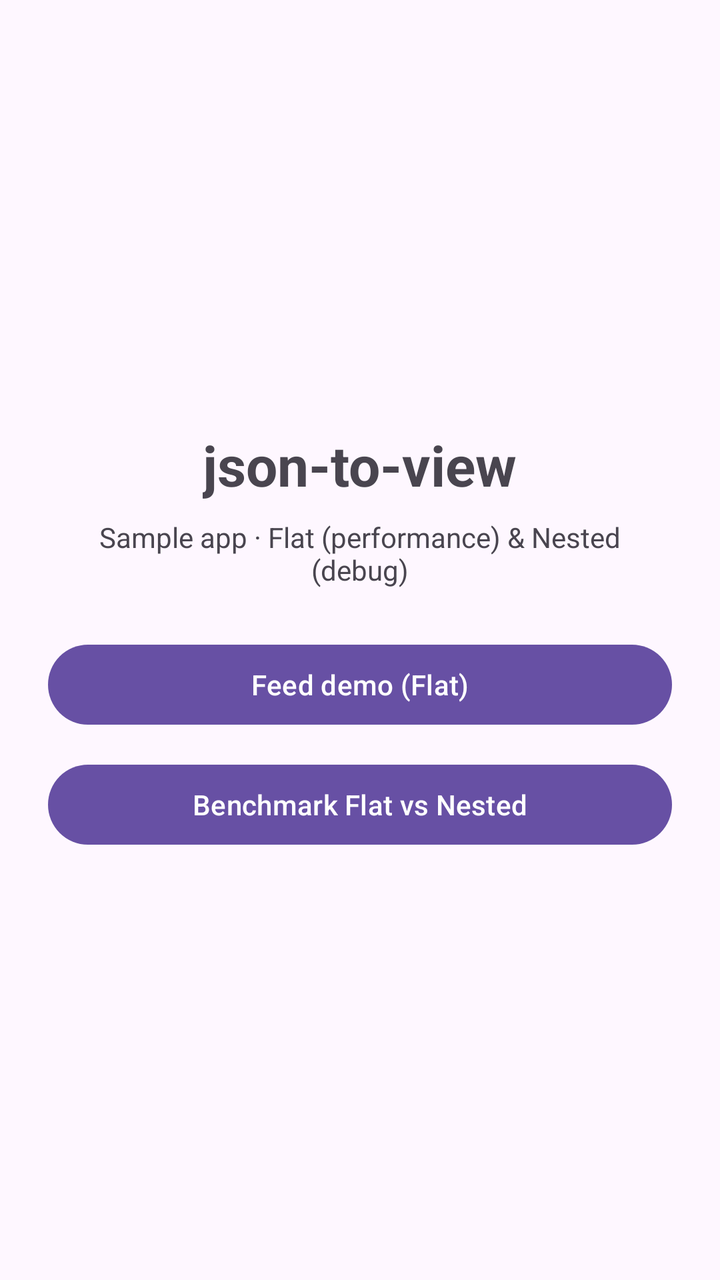
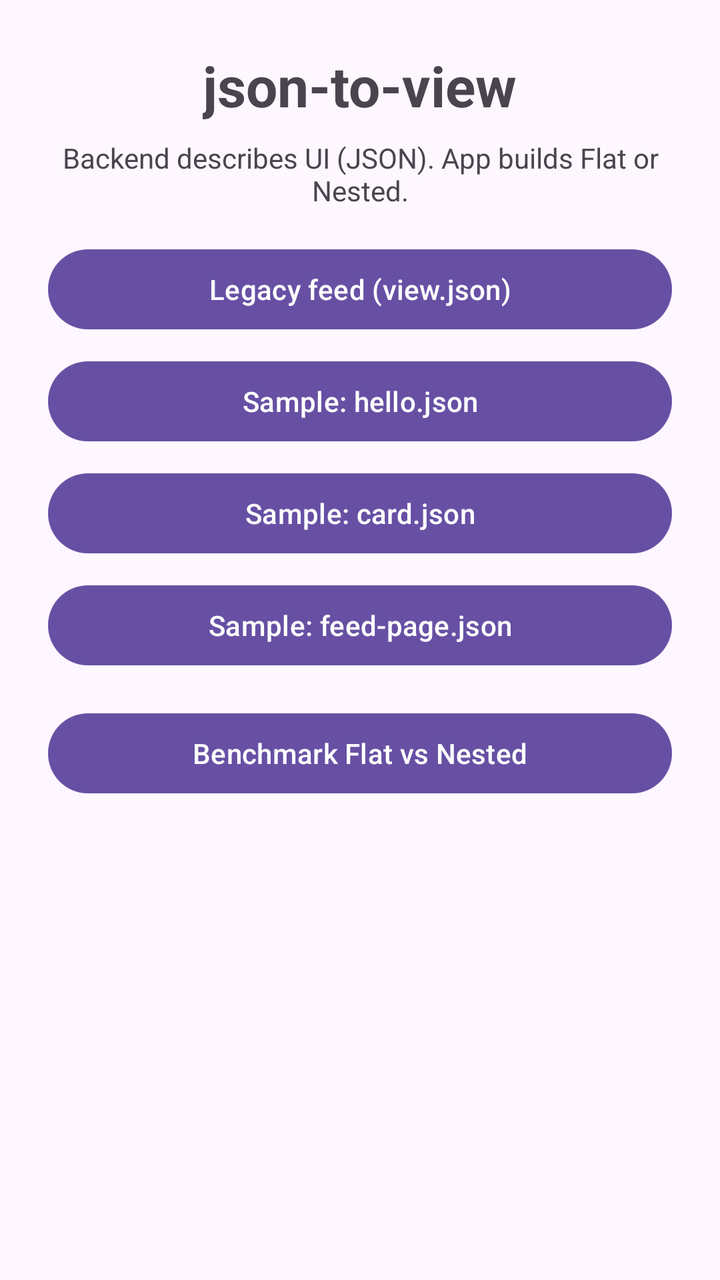

Before-and-after screenshots of an Android layout around one commit, followed by the original layout XML and the change that was made.
<!-- AndroidManifest.xml: application theme Theme.JsonToView -->
<!-- res/layout/activity_launcher.xml -->
<?xml version="1.0" encoding="utf-8"?>
<LinearLayout xmlns:android="http://schemas.android.com/apk/res/android"
    android:layout_width="match_parent"
    android:layout_height="match_parent"
    android:gravity="center"
    android:orientation="vertical"
    android:padding="24dp">

    <TextView
        android:layout_width="wrap_content"
        android:layout_height="wrap_content"
        android:text="@string/launcher_title"
        android:textSize="28sp"
        android:textStyle="bold" />

    <TextView
        android:layout_width="match_parent"
        android:layout_height="wrap_content"
        android:layout_marginTop="8dp"
        android:layout_marginBottom="24dp"
        android:gravity="center"
        android:text="@string/launcher_subtitle"
        android:textSize="14sp" />

    <Button
        android:id="@+id/feedButton"
        android:layout_width="match_parent"
        android:layout_height="wrap_content"
        android:text="@string/feed_demo" />

    <Button
        android:id="@+id/benchmarkButton"
        android:layout_width="match_parent"
        android:layout_height="wrap_content"
        android:layout_marginTop="12dp"
        android:text="@string/benchmark" />
</LinearLayout>
<!-- resources referenced by this layout -->
<resources>
  <string name="benchmark">Benchmark Flat vs Nested</string>
  <string name="feed_demo">Feed demo (Flat)</string>
  <string name="launcher_subtitle">Sample app · Flat (performance) &amp; Nested (debug)</string>
  <string name="launcher_title">json-to-view</string>
  <style name="Theme.JsonToView" parent="Base.Theme.JsonToView" />
  <style name="Base.Theme.JsonToView" parent="Theme.Material3.DayNight.NoActionBar">
          
          
      </style>
</resources>

<!-- the commit's change to res/layout/activity_launcher.xml (unified diff, before → after) -->
@@ -1,37 +1,64 @@
 <?xml version="1.0" encoding="utf-8"?>
-<LinearLayout xmlns:android="http://schemas.android.com/apk/res/android"
+<ScrollView xmlns:android="http://schemas.android.com/apk/res/android"
     android:layout_width="match_parent"
     android:layout_height="match_parent"
-    android:gravity="center"
-    android:orientation="vertical"
-    android:padding="24dp">
+    android:fillViewport="true">
 
-    <TextView
-        android:layout_width="wrap_content"
-        android:layout_height="wrap_content"
-        android:text="@string/launcher_title"
-        android:textSize="28sp"
-        android:textStyle="bold" />
-
-    <TextView
+    <LinearLayout
         android:layout_width="match_parent"
         android:layout_height="wrap_content"
-        android:layout_marginTop="8dp"
-        android:layout_marginBottom="24dp"
-        android:gravity="center"
-        android:text="@string/launcher_subtitle"
-        android:textSize="14sp" />
+        android:gravity="center_horizontal"
+        android:orientation="vertical"
+        android:padding="24dp">
 
-    <Button
-        android:id="@+id/feedButton"
-        android:layout_width="match_parent"
-        android:layout_height="wrap_content"
-        android:text="@string/feed_demo" />
+        <TextView
+            android:layout_width="wrap_content"
+            android:layout_height="wrap_content"
+            android:text="@string/launcher_title"
+            android:textSize="28sp"
+            android:textStyle="bold" />
 
-    <Button
-        android:id="@+id/benchmarkButton"
-        android:layout_width="match_parent"
-        android:layout_height="wrap_content"
-        android:layout_marginTop="12dp"
-        android:text="@string/benchmark" />
-</LinearLayout>
+        <TextView
+            android:layout_width="match_parent"
+            android:layout_height="wrap_content"
+            android:layout_marginTop="8dp"
+            android:layout_marginBottom="16dp"
+            android:gravity="center"
+            android:text="@string/launcher_subtitle"
+            android:textSize="14sp" />
+
+        <Button
+            android:id="@+id/feedButton"
+            android:layout_width="match_parent"
+            android:layout_height="wrap_content"
+            android:text="@string/feed_demo" />
+
+        <Button
+            android:id="@+id/sampleHelloButton"
+            android:layout_width="match_parent"
+            android:layout_height="wrap_content"
+            android:layout_marginTop="8dp"
+            android:text="@string/sample_hello" />
+
+        <Button
+            android:id="@+id/sampleCardButton"
+            android:layout_width="match_parent"
+            android:layout_height="wrap_content"
+            android:layout_marginTop="8dp"
+            android:text="@string/sample_card" />
+
+        <Button
+            android:id="@+id/sampleFeedButton"
+            android:layout_width="match_parent"
+            android:layout_height="wrap_content"
+            android:layout_marginTop="8dp"
+            android:text="@string/sample_feed_page" />
+
+        <Button
+            android:id="@+id/benchmarkButton"
+            android:layout_width="match_parent"
+            android:layout_height="wrap_content"
+            android:layout_marginTop="16dp"
+            android:text="@string/benchmark" />
+    </LinearLayout>
+</ScrollView>
<!-- resource entries referenced after the edit -->
@@ -1,9 +1,12 @@
 <!-- resources referenced by this layout -->
 <resources>
   <string name="benchmark">Benchmark Flat vs Nested</string>
-  <string name="feed_demo">Feed demo (Flat)</string>
-  <string name="launcher_subtitle">Sample app · Flat (performance) &amp; Nested (debug)</string>
+  <string name="feed_demo">Legacy feed (view.json)</string>
+  <string name="launcher_subtitle">Backend describes UI (JSON). App builds Flat or Nested.</string>
   <string name="launcher_title">json-to-view</string>
+  <string name="sample_card">Sample: card.json</string>
+  <string name="sample_feed_page">Sample: feed-page.json</string>
+  <string name="sample_hello">Sample: hello.json</string>
   <style name="Theme.JsonToView" parent="Base.Theme.JsonToView" />
   <style name="Base.Theme.JsonToView" parent="Theme.Material3.DayNight.NoActionBar">
           
